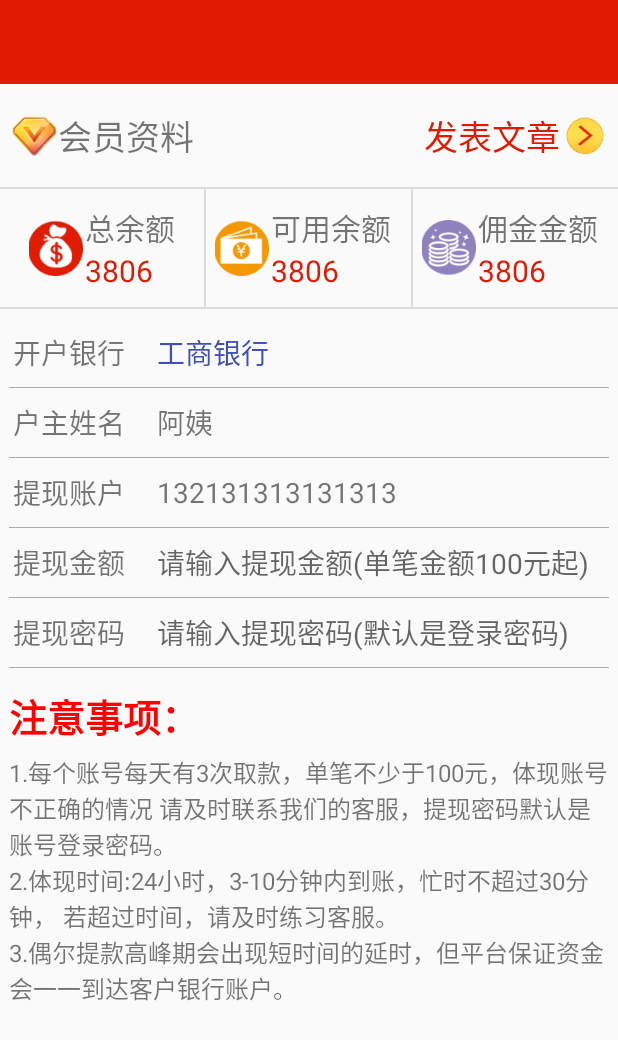
After one commit to lemayn/Article, an Android app: the WithdrawDepositActivity screen opened directly, with no data from a screen before it, on a phone screen of 412 x 824 dp. The commit adds this screen. Shown: the top 1040 px of the screen. Run offline under Robolectric (Android 15) with nearby library versions, the phone set to English and light mode, and no system bars; our stand-ins replace data binding.

Commit message:
提现界面

```diff
--- a/app/src/main/AndroidManifest.xml
+++ b/app/src/main/AndroidManifest.xml
@@ -1,6 +1,6 @@
 <?xml version="1.0" encoding="utf-8"?>
-<manifest xmlns:android="http://schemas.android.com/apk/res/android"
-    package="com.example.leon.article">
+<manifest package="com.example.leon.article"
+          xmlns:android="http://schemas.android.com/apk/res/android">
 
     <application
         android:name=".app"
@@ -27,6 +27,16 @@
         <activity android:name=".Activity.BasicinformationActivity" />
         <activity android:name=".Activity.ForgetPwdActivity" />
         <activity android:name=".Activity.bank.AddCardActivity"></activity>
+        <activity
+            android:name=".Activity.ModifyPasswordActivity"
+            android:windowSoftInputMode="stateHidden">
+        </activity>
+        <activity android:name=".Activity.RegisterActivity"/>
+        <activity android:name=".Activity.MainActivity"/>
+        <activity android:name=".Activity.BasicinformationActivity"/>
+        <activity android:name=".Activity.ForgetPwdActivity"/>
+        <activity android:name=".Activity.WithdrawDepositActivity">
+        </activity>
     </application>
 
 </manifest>
--- a/app/src/main/java/com/example/leon/article/Activity/BasicinformationActivity.java
+++ b/app/src/main/java/com/example/leon/article/Activity/BasicinformationActivity.java
@@ -1,18 +1,13 @@
 package com.example.leon.article.Activity;
 
 import android.os.Bundle;
-import android.support.annotation.LayoutRes;
 import android.support.design.widget.TextInputLayout;
-import android.support.v7.widget.DividerItemDecoration;
-import android.support.v7.widget.LinearLayoutManager;
 import android.widget.Button;
 import android.widget.EditText;
 
 import com.example.leon.article.R;
-import com.example.leon.article.adapter.VIPCenterAdapter;
 import com.example.leon.article.base.ToolBarBaseActivity;
 import com.example.leon.article.databinding.ActivityBasicinformationBinding;
-import com.example.leon.article.databinding.ActivityVipCenterBinding;
 
 /**
  * Basic Information
--- a/app/src/main/java/com/example/leon/article/Activity/ModifyPasswordActivity.java
+++ b/app/src/main/java/com/example/leon/article/Activity/ModifyPasswordActivity.java
@@ -30,6 +30,7 @@ public class ModifyPasswordActivity extends ToolBarBaseActivity<ActivityModifyPa
     private void initView() {
         setTitle(CommonUtils.getString(R.string.password_modify));
         setNavigationView();
+        hideHeaderInfo();
         mOldPwd = binding.etTypeOldPwd;
         mNewPwd = binding.etTypeNewPwd;
         mRetypePwd = binding.etRetypeNewPwd;
--- /dev/null
+++ b/app/src/main/java/com/example/leon/article/Activity/WithdrawDepositActivity.java
@@ -0,0 +1,18 @@
+package com.example.leon.article.Activity;
+
+import android.os.Bundle;
+
+import com.example.leon.article.R;
+import com.example.leon.article.base.ToolBarBaseActivity;
+import com.example.leon.article.databinding.ActivityWithdrawDepositBinding;
+
+
+public class WithdrawDepositActivity extends ToolBarBaseActivity<ActivityWithdrawDepositBinding> {
+
+    @Override
+    protected void onCreate(Bundle savedInstanceState) {
+        super.onCreate(savedInstanceState);
+        setContentView(R.layout.activity_withdraw_deposit);
+
+    }
+}
--- a/app/src/main/res/layout/activity_modify_password.xml
+++ b/app/src/main/res/layout/activity_modify_password.xml
@@ -4,8 +4,8 @@
     <LinearLayout
         android:layout_width="match_parent"
         android:layout_height="match_parent"
-        android:padding="@dimen/x5"
-        android:orientation="vertical">
+        android:orientation="vertical"
+        android:padding="@dimen/x5">
 
         <RelativeLayout
             android:layout_width="match_parent"
@@ -23,10 +23,16 @@
                 android:id="@+id/et_type_old_pwd"
                 android:layout_width="match_parent"
                 android:layout_height="@dimen/x37"
+                android:background="@null"
                 android:hint="@string/type_old_pwd"
                 android:inputType="textPassword"/>
 
         </RelativeLayout>
+
+        <View
+            android:layout_width="match_parent"
+            android:layout_height="0.2dp"
+            android:background="#ababab"/>
 
         <RelativeLayout
             android:layout_width="match_parent"
@@ -44,10 +50,16 @@
                 android:id="@+id/et_type_new_pwd"
                 android:layout_width="match_parent"
                 android:layout_height="@dimen/x37"
+                android:background="@null"
                 android:hint="@string/type_new_pwd"
                 android:inputType="textPassword"/>
 
         </RelativeLayout>
+
+        <View
+            android:layout_width="match_parent"
+            android:layout_height="0.2dp"
+            android:background="#ababab"/>
 
         <RelativeLayout
             android:layout_width="match_parent"
@@ -65,10 +77,16 @@
                 android:id="@+id/et_retype_new_pwd"
                 android:layout_width="match_parent"
                 android:layout_height="@dimen/x37"
+                android:background="@null"
                 android:hint="@string/retype_new_pwd"
                 android:inputType="textPassword"/>
 
         </RelativeLayout>
+
+        <View
+            android:layout_width="match_parent"
+            android:layout_height="0.2dp"
+            android:background="#ababab"/>
 
         <Button
             android:id="@+id/btn_confirm"
--- /dev/null
+++ b/app/src/main/res/layout/activity_withdraw_deposit.xml
@@ -0,0 +1,186 @@
+<?xml version="1.0" encoding="utf-8"?>
+<layout xmlns:android="http://schemas.android.com/apk/res/android">
+
+
+    <LinearLayout
+        android:layout_width="match_parent"
+        android:layout_height="match_parent"
+        android:orientation="vertical"
+        android:padding="@dimen/x5">
+
+        <LinearLayout
+            android:layout_width="match_parent"
+            android:layout_height="@dimen/x37"
+            android:gravity="center_vertical"
+            android:orientation="horizontal">
+
+            <TextView
+                android:layout_width="@dimen/x64"
+                android:layout_height="match_parent"
+                android:gravity="center"
+                android:text="开户银行"
+                android:textSize="@dimen/x15"/>
+
+            <TextView
+                android:layout_width="match_parent"
+                android:layout_height="@dimen/x37"
+                android:layout_marginLeft="@dimen/x15"
+                android:background="@null"
+                android:gravity="center_vertical"
+                android:text="工商银行"
+                android:textColor="@color/colorPrimary"
+                android:textSize="@dimen/x15"/>
+
+
+        </LinearLayout>
+
+        <View
+            android:layout_width="match_parent"
+            android:layout_height="0.2dp"
+            android:background="#ababab"/>
+
+        <LinearLayout
+            android:layout_width="match_parent"
+            android:layout_height="@dimen/x37"
+            android:gravity="center_vertical"
+            android:orientation="horizontal">
+
+
+            <TextView
+                android:id="@+id/textView"
+                android:layout_width="@dimen/x64"
+                android:layout_height="match_parent"
+                android:gravity="center"
+                android:text="户主姓名"
+                android:textSize="@dimen/x15"/>
+
+            <TextView
+                android:layout_width="match_parent"
+                android:layout_height="@dimen/x37"
+                android:layout_marginLeft="@dimen/x15"
+                android:background="@null"
+                android:gravity="center_vertical"
+                android:text="阿姨"
+                android:textSize="@dimen/x15"
+                />
+
+
+        </LinearLayout>
+
+        <View
+            android:layout_width="match_parent"
+            android:layout_height="0.2dp"
+            android:background="#ababab"/>
+
+        <LinearLayout
+            android:layout_width="match_parent"
+            android:layout_height="@dimen/x37"
+            android:gravity="center_vertical"
+            android:orientation="horizontal">
+
+            <TextView
+                android:layout_width="@dimen/x64"
+                android:layout_height="match_parent"
+                android:gravity="center"
+                android:text="提现账户"
+                android:textSize="@dimen/x15"/>
+
+            <TextView
+                android:layout_width="match_parent"
+                android:layout_height="@dimen/x37"
+                android:layout_marginLeft="@dimen/x15"
+                android:background="@null"
+                android:gravity="center_vertical"
+                android:text="132131313131313"
+                android:textSize="@dimen/x15"/>
+
+
+        </LinearLayout>
+
+        <View
+            android:layout_width="match_parent"
+            android:layout_height="0.2dp"
+            android:background="#ababab"/>
+
+        <LinearLayout
+            android:layout_width="match_parent"
+            android:layout_height="@dimen/x37"
+            android:gravity="center_vertical"
+            android:orientation="horizontal">
+
+            <TextView
+                android:layout_width="@dimen/x64"
+                android:layout_height="match_parent"
+                android:gravity="center"
+                android:text="提现金额"
+                android:textSize="@dimen/x15"/>
+
+            <EditText
+                android:layout_width="match_parent"
+                android:layout_height="match_parent"
+                android:layout_marginLeft="@dimen/x15"
+                android:background="@null"
+                android:gravity="center_vertical"
+                android:hint="@string/withdraw_amount"
+                android:textSize="@dimen/x15"/>
+
+
+        </LinearLayout>
+
+        <View
+            android:layout_width="match_parent"
+            android:layout_height="0.2dp"
+            android:background="#ababab"/>
+
+        <LinearLayout
+            android:layout_width="match_parent"
+            android:layout_height="@dimen/x37"
+            android:gravity="center_vertical"
+            android:orientation="horizontal">
+
+            <TextView
+                android:layout_width="@dimen/x64"
+                android:layout_height="match_parent"
+                android:gravity="center"
+                android:text="提现密码"
+                android:textSize="@dimen/x15"/>
+
+            <EditText
+                android:layout_width="match_parent"
+                android:layout_height="@dimen/x37"
+                android:layout_marginLeft="@dimen/x15"
+                android:background="@null"
+                android:gravity="center_vertical"
+                android:hint="@string/withdraw_pwd"
+                android:inputType="textPassword"
+                android:textSize="@dimen/x15"/>
+
+
+        </LinearLayout>
+
+        <View
+            android:layout_width="match_parent"
+            android:layout_height="0.2dp"
+            android:background="#ababab"/>
+
+        <TextView
+            android:layout_marginTop="@dimen/x10"
+            android:layout_width="wrap_content"
+            android:layout_height="wrap_content"
+            android:layout_marginBottom="@dimen/x5"
+            android:text="@string/attention"
+            android:textColor="@color/red"
+            android:textSize="@dimen/x20"
+            android:textStyle="bold"/>
+
+        <TextView
+            android:layout_width="wrap_content"
+            android:layout_height="wrap_content"
+            android:text="@string/withdraw_deposit_attentions"
+            android:textSize="@dimen/x13"/>
+
+
+
+    </LinearLayout>
+
+</layout>
--- a/app/src/main/res/values/strings.xml
+++ b/app/src/main/res/values/strings.xml
@@ -34,6 +34,12 @@
     <string name="user_qq">我的QQ</string>
     <string name="user_weixin">我的微信</string>
     <string name="secure_mailbox">安全邮箱</string>
+    <string name="withdraw_amount">请输入提现金额(单笔金额100元起)</string>
+    <string name="withdraw_pwd">请输入提现密码(默认是登录密码)</string>
+    <string name="withdraw_deposit_attentions">1.每个账号每天有3次取款，单笔不少于100元，体现账号不正确的情况
+        请及时联系我们的客服，提现密码默认是账号登录密码。\n2.体现时间:24小时，3-10分钟内到账，忙时不超过30分钟，
+        若超过时间，请及时练习客服。\n3.偶尔提款高峰期会出现短时间的延时，但平台保证资金会一一到达客户银行账户。</string>
+
     <string name="myarticle">我的文章</string>
     <string name="cue_words">请输入您的银行卡号</string>
     <string name="nav_ui">首页</string>
```
